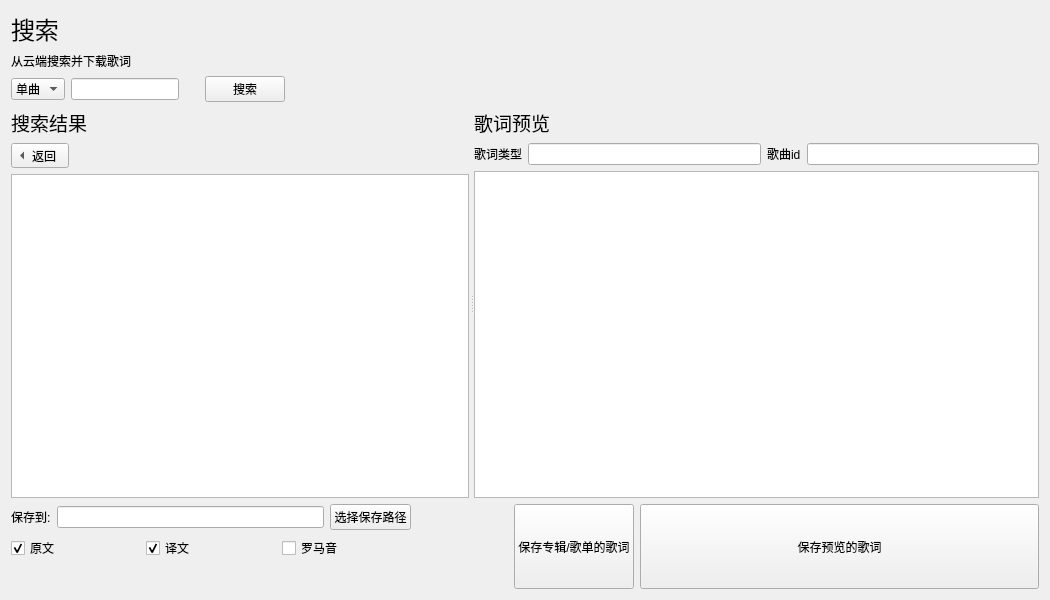
Qt form ui/search.ui (chenmozhijin/LDDC) before a commit.
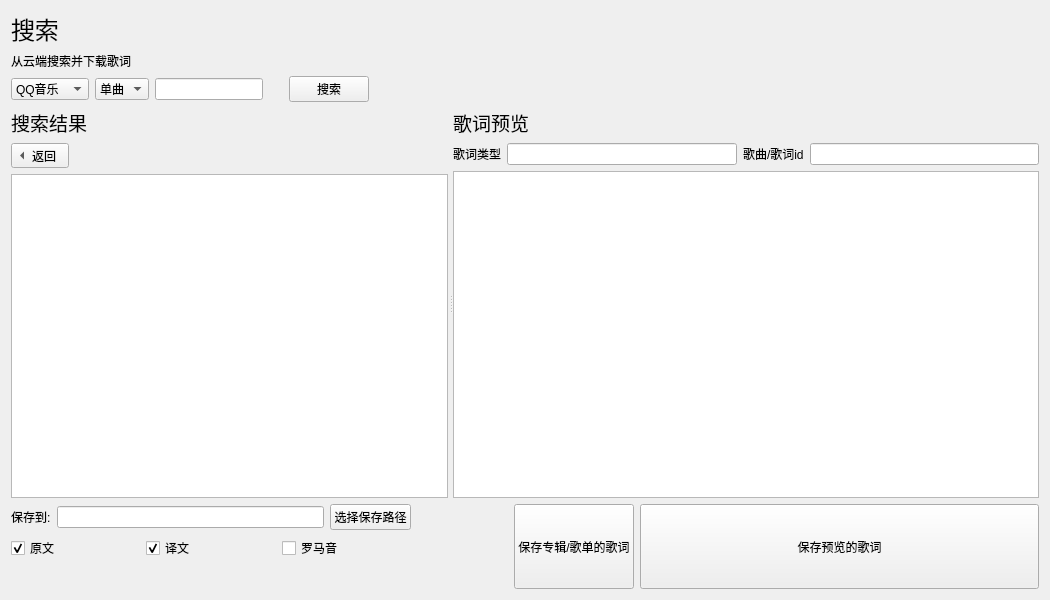
The same form after that commit. Custom widgets are drawn as their Qt base class.

```diff
--- a/ui/search.ui
+++ b/ui/search.ui
@@ -47,6 +47,20 @@
    </item>
    <item>
     <layout class="QHBoxLayout" name="horizontalLayout">
+     <item>
+      <widget class="QComboBox" name="source_comboBox">
+       <item>
+        <property name="text">
+         <string>QQ音乐</string>
+        </property>
+       </item>
+       <item>
+        <property name="text">
+         <string>酷狗音乐</string>
+        </property>
+       </item>
+      </widget>
+     </item>
      <item>
       <widget class="QComboBox" name="search_type_comboBox">
        <item>
@@ -269,7 +283,7 @@
          <item>
           <widget class="QLabel" name="label_3">
            <property name="text">
-            <string>歌曲id</string>
+            <string>歌曲/歌词id</string>
            </property>
           </widget>
          </item>
```
